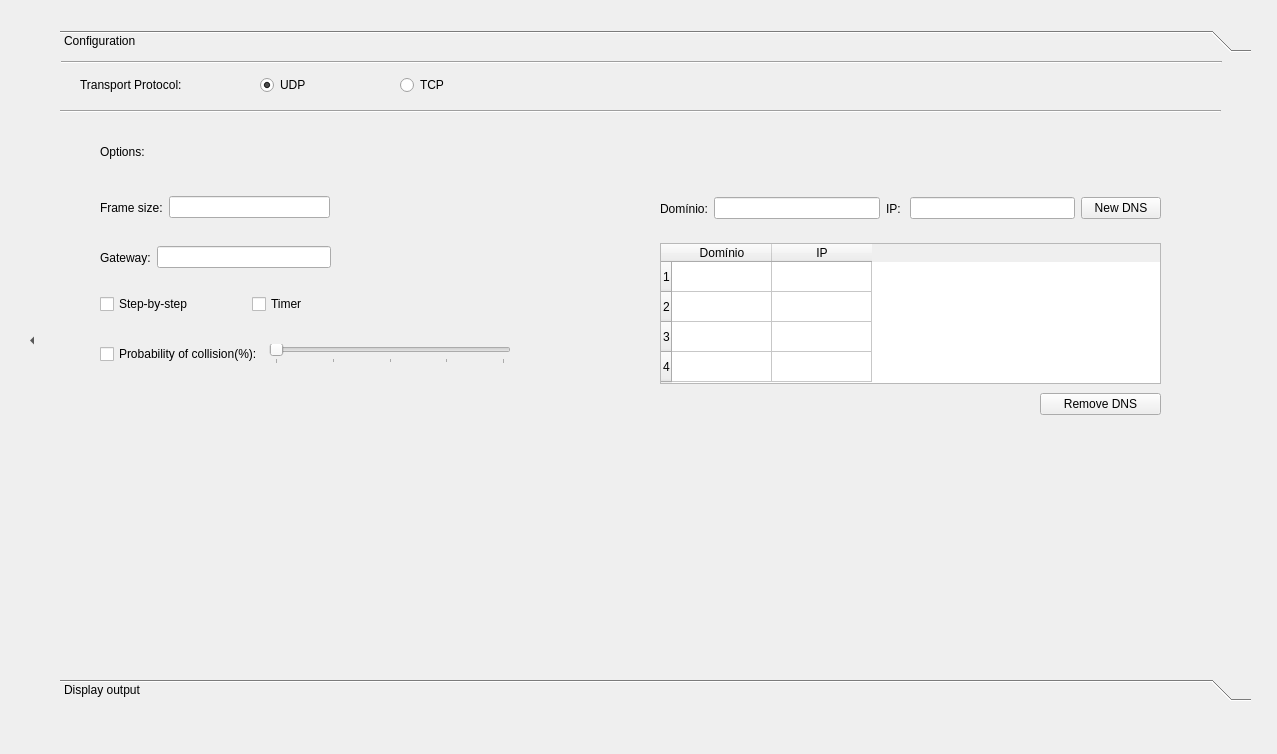
Old version of the form NEW/client.ui in the repository thaisdb/TCC.
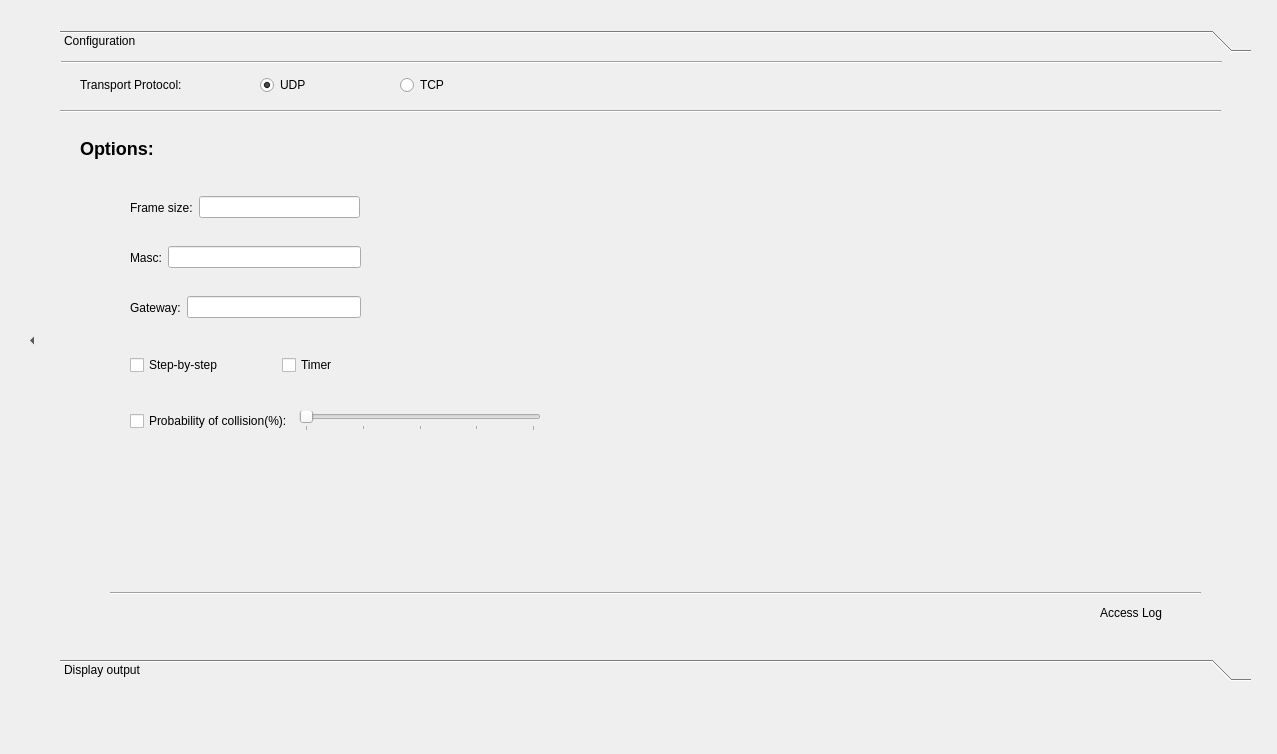
New version of the form. The open tabs and pages were chosen to show the change.

What changed in the file:
```diff
--- a/NEW/client.ui
+++ b/NEW/client.ui
@@ -19,11 +19,11 @@
      <x>60</x>
      <y>30</y>
      <width>1191</width>
-     <height>671</height>
+     <height>651</height>
     </rect>
    </property>
    <property name="sizePolicy">
-    <sizepolicy hsizetype="Ignored" vsizetype="Preferred">
+    <sizepolicy hsizetype="Preferred" vsizetype="Preferred">
      <horstretch>0</horstretch>
      <verstretch>0</verstretch>
     </sizepolicy>
@@ -54,8 +54,8 @@
      <rect>
       <x>0</x>
       <y>0</y>
-      <width>98</width>
-      <height>28</height>
+      <width>1191</width>
+      <height>599</height>
      </rect>
     </property>
     <property name="accessibleName">
@@ -83,14 +83,14 @@
     <widget class="QLabel" name="label_5">
      <property name="geometry">
       <rect>
-       <x>40</x>
-       <y>90</y>
-       <width>59</width>
-       <height>17</height>
+       <x>20</x>
+       <y>80</y>
+       <width>121</width>
+       <height>31</height>
       </rect>
      </property>
      <property name="text">
-      <string>Options:</string>
+      <string>&lt;h2&gt;Options:&lt;/h2</string>
      </property>
     </widget>
     <widget class="QWidget" name="layoutWidget">
@@ -145,10 +145,10 @@
     <widget class="QWidget" name="layoutWidget">
      <property name="geometry">
       <rect>
-       <x>40</x>
-       <y>240</y>
+       <x>70</x>
+       <y>300</y>
        <width>297</width>
-       <height>22</height>
+       <height>24</height>
       </rect>
      </property>
      <layout class="QHBoxLayout" name="horizontalLayout_3">
@@ -171,8 +171,8 @@
     <widget class="QWidget" name="horizontalLayoutWidget">
      <property name="geometry">
       <rect>
-       <x>40</x>
-       <y>190</y>
+       <x>70</x>
+       <y>240</y>
        <width>231</width>
        <height>29</height>
       </rect>
@@ -212,7 +212,7 @@
     <widget class="QWidget" name="horizontalLayoutWidget_4">
      <property name="geometry">
       <rect>
-       <x>40</x>
+       <x>70</x>
        <y>140</y>
        <width>230</width>
        <height>29</height>
@@ -247,10 +247,10 @@
     <widget class="QWidget" name="horizontalLayoutWidget_3">
      <property name="geometry">
       <rect>
-       <x>40</x>
-       <y>290</y>
+       <x>70</x>
+       <y>350</y>
        <width>411</width>
-       <height>22</height>
+       <height>36</height>
       </rect>
      </property>
      <layout class="QHBoxLayout" name="horizontalLayout_6">
@@ -306,92 +306,101 @@
       </item>
      </layout>
     </widget>
-    <widget class="QTableWidget" name="tableWidget">
+    <widget class="QWidget" name="horizontalLayoutWidget_6">
      <property name="geometry">
       <rect>
-       <x>600</x>
+       <x>70</x>
        <y>190</y>
-       <width>501</width>
-       <height>141</height>
+       <width>231</width>
+       <height>29</height>
       </rect>
      </property>
-     <property name="sortingEnabled">
-      <bool>true</bool>
-     </property>
-     <property name="rowCount">
-      <number>4</number>
-     </property>
-     <property name="columnCount">
-      <number>2</number>
-     </property>
-     <attribute name="horizontalHeaderCascadingSectionResizes">
-      <bool>false</bool>
-     </attribute>
-     <row/>
-     <row/>
-     <row/>
-     <row/>
-     <column>
-      <property name="text">
-       <string>Domínio</string>
-      </property>
-     </column>
-     <column>
-      <property name="text">
-       <string>IP</string>
-      </property>
-     </column>
-    </widget>
-    <widget class="QWidget" name="horizontalLayoutWidget_5">
-     <property name="geometry">
-      <rect>
-       <x>600</x>
-       <y>140</y>
-       <width>501</width>
-       <height>31</height>
-      </rect>
-     </property>
-     <layout class="QHBoxLayout" name="horizontalLayout_8">
+     <layout class="QHBoxLayout" name="horizontalLayout_9">
       <item>
-       <widget class="QLabel" name="label_11">
-        <property name="text">
-         <string>Domínio:</string>
+       <widget class="QLabel" name="label_13">
+        <property name="sizePolicy">
+         <sizepolicy hsizetype="Minimum" vsizetype="Expanding">
+          <horstretch>0</horstretch>
+          <verstretch>0</verstretch>
+         </sizepolicy>
         </property>
-       </widget>
-      </item>
-      <item>
-       <widget class="QLineEdit" name="lineEdit"/>
-      </item>
-      <item>
-       <widget class="QLabel" name="label_12">
         <property name="text">
-         <string>IP: </string>
+         <string>Masc:</string>
         </property>
        </widget>
       </item>
       <item>
-       <widget class="QLineEdit" name="lineEdit_2"/>
-      </item>
-      <item>
-       <widget class="QPushButton" name="pushButton">
-        <property name="text">
-         <string>New DNS</string>
+       <widget class="QLineEdit" name="gatewayEdit_2">
+        <property name="sizePolicy">
+         <sizepolicy hsizetype="MinimumExpanding" vsizetype="Fixed">
+          <horstretch>0</horstretch>
+          <verstretch>0</verstretch>
+         </sizepolicy>
+        </property>
+        <property name="focusPolicy">
+         <enum>Qt::NoFocus</enum>
+        </property>
+        <property name="frame">
+         <bool>true</bool>
         </property>
        </widget>
       </item>
      </layout>
     </widget>
-    <widget class="QPushButton" name="pushButton_2">
+    <widget class="QLabel" name="logLink">
      <property name="geometry">
       <rect>
-       <x>980</x>
-       <y>340</y>
-       <width>121</width>
-       <height>22</height>
+       <x>1040</x>
+       <y>550</y>
+       <width>91</width>
+       <height>20</height>
       </rect>
      </property>
+     <property name="sizePolicy">
+      <sizepolicy hsizetype="Preferred" vsizetype="Preferred">
+       <horstretch>0</horstretch>
+       <verstretch>0</verstretch>
+      </sizepolicy>
+     </property>
+     <property name="cursor">
+      <cursorShape>PointingHandCursor</cursorShape>
+     </property>
+     <property name="mouseTracking">
+      <bool>true</bool>
+     </property>
+     <property name="focusPolicy">
+      <enum>Qt::StrongFocus</enum>
+     </property>
+     <property name="contextMenuPolicy">
+      <enum>Qt::ActionsContextMenu</enum>
+     </property>
+     <property name="acceptDrops">
+      <bool>false</bool>
+     </property>
+     <property name="autoFillBackground">
+      <bool>false</bool>
+     </property>
+     <property name="frameShape">
+      <enum>QFrame::NoFrame</enum>
+     </property>
      <property name="text">
-      <string>Remove DNS</string>
+      <string>&lt;html&gt;&lt;head/&gt;&lt;body&gt;&lt;p&gt; Access Log&lt;/p&gt;&lt;/body&gt;&lt;/html&gt;</string>
+     </property>
+     <property name="openExternalLinks">
+      <bool>true</bool>
+     </property>
+    </widget>
+    <widget class="Line" name="line">
+     <property name="geometry">
+      <rect>
+       <x>50</x>
+       <y>530</y>
+       <width>1091</width>
+       <height>21</height>
+      </rect>
+     </property>
+     <property name="orientation">
+      <enum>Qt::Horizontal</enum>
      </property>
     </widget>
     <zorder>layoutWidget</zorder>
```
Left out of the diff: 28 changed lines with no effect on the pictures.
